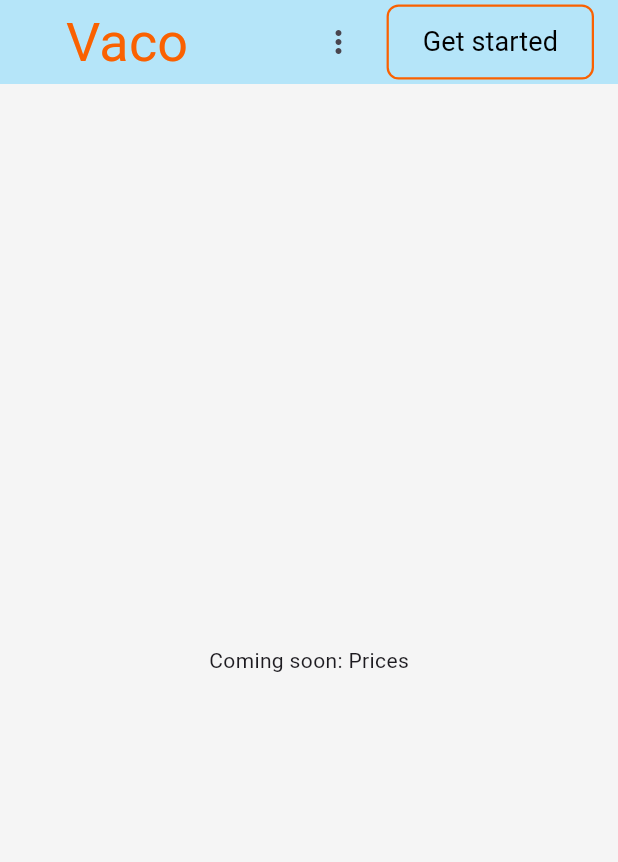
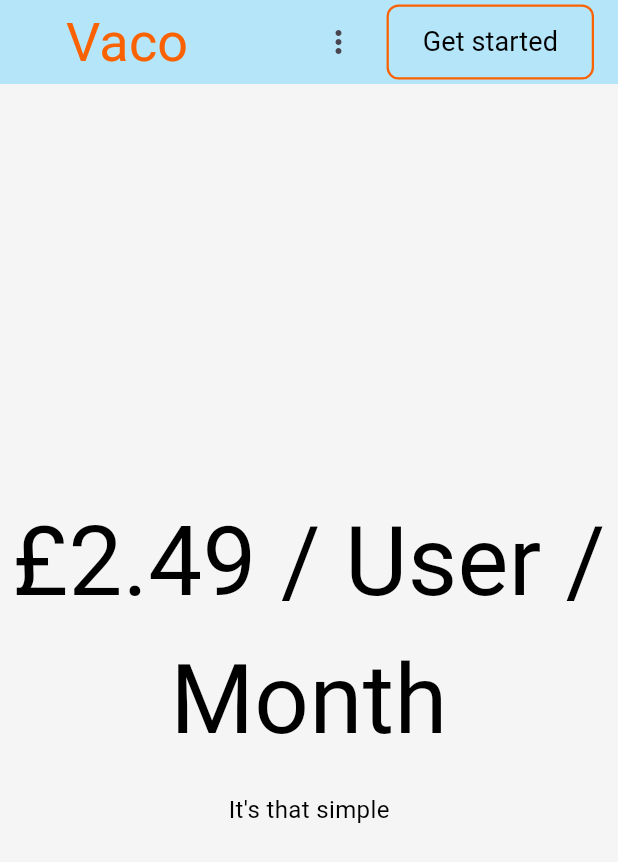
Before and after one commit to abewleytaylor/vaco-website, a Flutter app: the PricingScreen screen opened directly, on a phone screen of 412 x 824 dp. Shown: the top 862 px of the screen. Run offline on Flutter 3.47's test engine with Material 3 defaults, Android fonts, the phone set to English and light mode, and no system bars; our stand-ins replace google_fonts; Roboto replaces fonts that are missing (Cantarell, Oxygen).

Commit message:
Add pricing screen

```diff
--- a/lib/screens/pricing_screen/pricing_screen.dart
+++ b/lib/screens/pricing_screen/pricing_screen.dart
@@ -1,5 +1,6 @@
 import 'package:flutter/material.dart';
 import 'package:vaco_website/theme/colors.dart';
+import 'package:vaco_website/theme/text_styles.dart';
 import 'package:vaco_website/widgets/desktop_appbar.dart';
 import 'package:vaco_website/widgets/mobile_appbar.dart';
 
@@ -12,7 +13,18 @@ class PricingScreen extends StatelessWidget {
       backgroundColor: VacoColors.vacoBackground,
       appBar: MediaQuery.of(context).size.width > 1023 ? DesktopAppbar() : MobileAppbar(),
       body: Center(
-        child: Text("Coming soon: Prices"),
+        child: Column(
+          mainAxisAlignment: MainAxisAlignment.center,
+          children: [
+            Text(
+              "£2.49 / User / Month",
+              style: VacoTextStyles.homeScreenLine2,
+              textAlign: TextAlign.center,
+            ),
+            SizedBox(height: 16.0),
+            Text("It's that simple", style: VacoTextStyles.homeScreenLine3),
+          ],
+        ),
       ),
     );
   }
```
